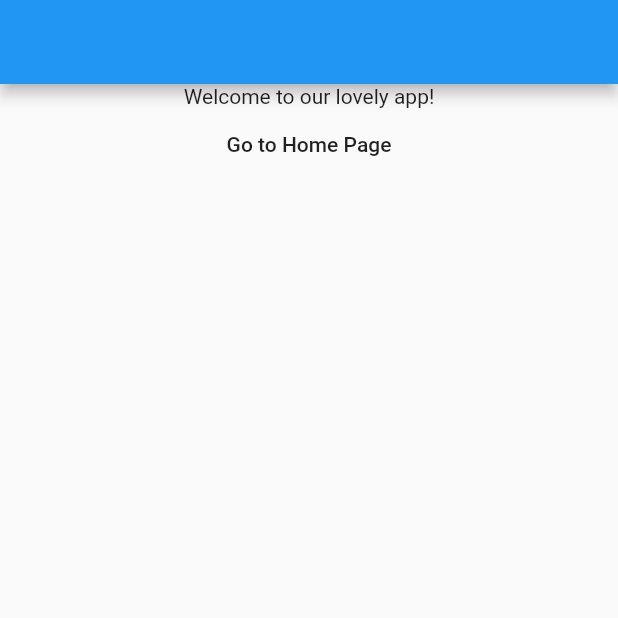
After one commit to tomgilder/flutter-hero, a Flutter app: the screen it shows after launch, on a phone screen of 412 x 824 dp, the top half of it. The commit adds this screen. Run offline on Flutter 3.47's test engine with Material 2 defaults, Android fonts, the phone set to English and light mode, and no system bars.

Commit message:
Add onboarding page

```diff
--- a/flutter_hero/lib/main.dart
+++ b/flutter_hero/lib/main.dart
@@ -1,4 +1,5 @@
 import 'package:flutter/material.dart';
+import 'onboarding_page.dart';
 
 void main() => runApp(MyApp());
 
@@ -6,64 +7,11 @@ class MyApp extends StatelessWidget {
   // This widget is the root of your application.
   @override
   Widget build(BuildContext context) {
-    return MyHomePage();
+    return MaterialApp(
+      home: OnboardingPage()
+    );
   }
 }
-
-class MyHomePage extends StatelessWidget {
-  MyHomePage({Key key}) : super(key: key);
-
-  // This widget is the home page of your application. It is stateful, meaning
-  // that it has a State object (defined below) that contains fields that affect
-  // how it looks.
-
-  // This class is the configuration for the state. It holds the values (in this
-  // case the title) provided by the parent (in this case the App widget) and
-  // used by the build method of the State. Fields in a Widget subclass are
-  // always marked "final".
-
-
-  @override
-  Widget build(BuildContext context) {
-    // This method is rerun every time setState is called, for instance as done
-    // by the _incrementCounter method above.
-    //
-    // The Flutter framework has been optimized to make rerunning build methods
-    // fast, so that you can just rebuild anything that needs updating rather
-    // than having to individually change instances of widgets.
-     return MaterialApp(
-      home: DefaultTabController(
-        length: 2,
-        child: Scaffold(
-          bottomNavigationBar: SafeArea(
-            child: TabBar(
-              tabs: [
-                Tab(
-                  icon: Icon(Icons.calendar_today),
-                ),
-                Tab(
-                  icon: Icon(Icons.person),
-                )
-              ],
-              labelColor: Colors.black,
-              unselectedLabelColor: Colors.blue,
-              indicatorSize: TabBarIndicatorSize.label,
-              indicatorPadding: EdgeInsets.all(5.0),
-              indicatorColor: Colors.black,
-            ),
-          ),
-          appBar: AppBar(
-            title: Text('Flutter Hero'),
-          ),
-          body: TabBarView(
-            children: [
-              Container(),
-              Container(),
-            ],
-          ),
-        ),
-      ),
-    );
 
     // return Scaffold(
     //   appBar: AppBar(
@@ -107,5 +55,3 @@ class MyHomePage extends StatelessWidget {
     //     child: Icon(Icons.add),
     //   ), // This trailing comma makes auto-formatting nicer for build methods.
     // );
-  }
-}
--- /dev/null
+++ b/flutter_hero/lib/onboarding_page.dart
@@ -0,0 +1,34 @@
+
+import 'package:flutter/material.dart';
+
+import 'home_page.dart';
+
+class OnboardingPage extends StatelessWidget {
+  @override
+  Widget build(BuildContext context) {
+    return Scaffold(
+      appBar: AppBar(),
+      body: SafeArea(
+        child: Column(
+          children: <Widget>[
+
+            Text("Welcome to our lovely app!"),
+
+            Center(
+              child: FlatButton(
+                child: Text("Go to Home Page"),
+                onPressed: () {
+                  Navigator.push(
+                    context,
+                    MaterialPageRoute(builder: (context) => HomePage(), settings: RouteSettings()),
+                  );
+                },
+              ),
+            )
+
+          ],
+        ),
+      ),
+    );
+  }
+}
```
Also changed, not shown: flutter_hero/lib/home_page.dart (added, +43 -0 lines).
